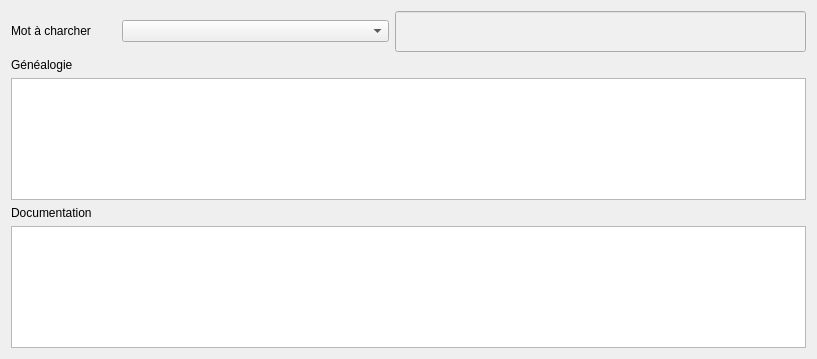
SalomePlatform/eficas_tools, file UiQT4/desRechercheCatalogue.ui: the form before one commit.
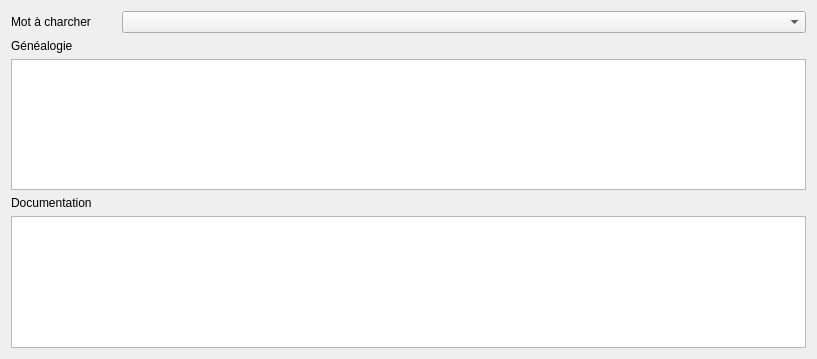
The form after the commit.

```diff
--- a/UiQT4/desRechercheCatalogue.ui
+++ b/UiQT4/desRechercheCatalogue.ui
@@ -38,25 +38,6 @@
      <item>
       <widget class="QComboBox" name="CBRecherche"/>
      </item>
-     <item>
-      <widget class="QLineEdit" name="LERecherche">
-       <property name="sizePolicy">
-        <sizepolicy hsizetype="Maximum" vsizetype="Expanding">
-         <horstretch>0</horstretch>
-         <verstretch>0</verstretch>
-        </sizepolicy>
-       </property>
-       <property name="minimumSize">
-        <size>
-         <width>411</width>
-         <height>41</height>
-        </size>
-       </property>
-       <property name="styleSheet">
-        <string notr="true">background:rgb(240,240,240)</string>
-       </property>
-      </widget>
-     </item>
     </layout>
    </item>
    <item>
```
